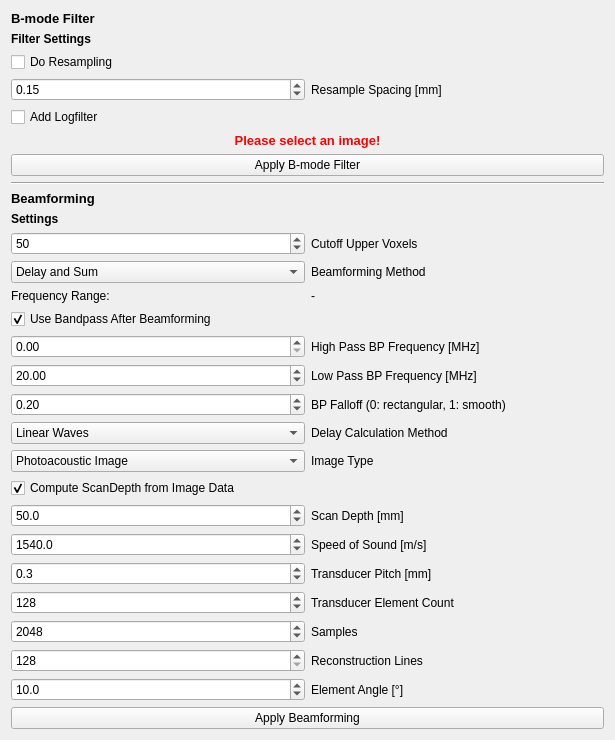
Qt form Plugins/org.mitk.gui.qt.photoacoustics.imageprocessing/src/internal/PAImageProcessingControls.ui (MITK/MITK) before a commit.
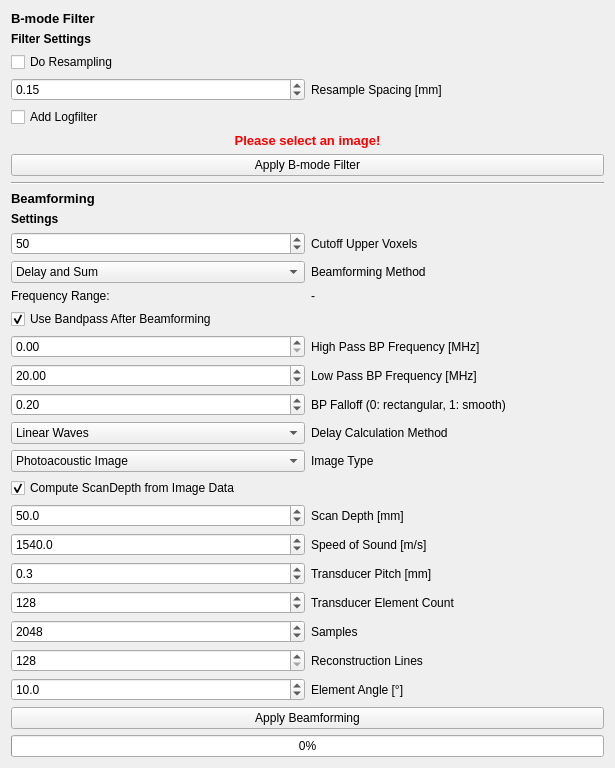
The same form after that commit.

Commit message: T22228 -added a progress bar for beamforming

Diff of the .ui file:
```diff
--- a/Plugins/org.mitk.gui.qt.photoacoustics.imageprocessing/src/internal/PAImageProcessingControls.ui
+++ b/Plugins/org.mitk.gui.qt.photoacoustics.imageprocessing/src/internal/PAImageProcessingControls.ui
@@ -7,7 +7,7 @@
     <x>0</x>
     <y>0</y>
     <width>615</width>
-    <height>678</height>
+    <height>766</height>
    </rect>
   </property>
   <property name="minimumSize">
@@ -488,6 +488,16 @@
          </property>
         </widget>
        </item>
+       <item>
+        <widget class="QProgressBar" name="progressBar">
+         <property name="enabled">
+          <bool>true</bool>
+         </property>
+         <property name="value">
+          <number>0</number>
+         </property>
+        </widget>
+       </item>
       </layout>
      </item>
     </layout>
```
The commit also changes 8 other files.
